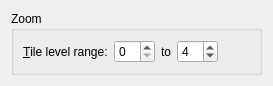
Qt form src/lib/marble/TileLevelRangeWidget.ui (KDE/marble) before a commit.
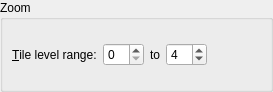
The same form after that commit.

Commit message: DownloadRegion support for VectorTile-based themes.

The edit to the form file:
```diff
--- a/src/lib/marble/TileLevelRangeWidget.ui
+++ b/src/lib/marble/TileLevelRangeWidget.ui
@@ -7,10 +7,22 @@
     <x>0</x>
     <y>0</y>
     <width>273</width>
-    <height>76</height>
+    <height>92</height>
    </rect>
   </property>
   <layout class="QVBoxLayout" name="verticalLayout">
+   <property name="leftMargin">
+    <number>0</number>
+   </property>
+   <property name="topMargin">
+    <number>0</number>
+   </property>
+   <property name="rightMargin">
+    <number>0</number>
+   </property>
+   <property name="bottomMargin">
+    <number>0</number>
+   </property>
    <item>
     <widget class="QGroupBox" name="groupBox_2">
      <property name="title">
```
The commit also changes 17 other files.
